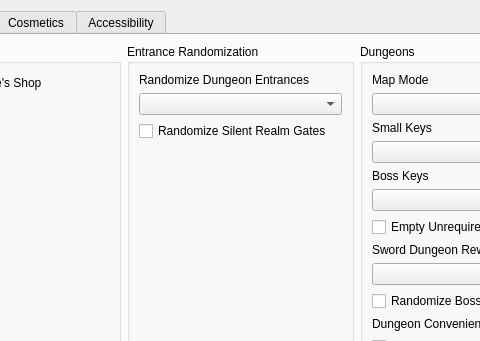
Before: the Qt Designer form gui/randogui.ui in ssrando/ssrando, drawn with Qt 5; both pictures show x 594 to 1074 and y 0 to 341 of the 1202 by 759 pixel window.
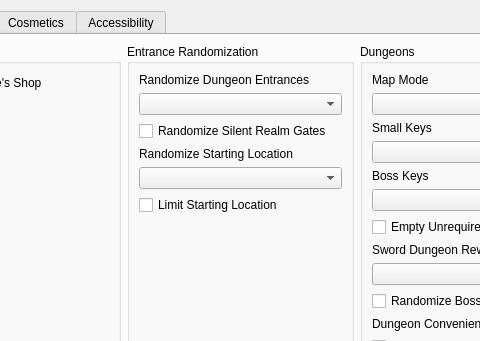
After: the same form once the commit is applied. The open tabs and pages were chosen to show the change.

Commit message: Random Starting Entrance (#364)

```diff
--- a/gui/randogui.ui
+++ b/gui/randogui.ui
@@ -855,6 +855,23 @@
                </property>
               </widget>
              </item>
+             <item>
+              <widget class="QLabel" name="label_for_option_random_start_entrance">
+               <property name="text">
+                <string>Randomize Starting Location</string>
+               </property>
+              </widget>
+             </item>
+             <item>
+              <widget class="QComboBox" name="option_random_start_entrance"/>
+             </item>
+             <item>
+              <widget class="QCheckBox" name="option_limit_start_entrance">
+               <property name="text">
+                <string>Limit Starting Location</string>
+               </property>
+              </widget>
+             </item>
              <item>
               <spacer name="vspace_entrance_rando">
                <property name="orientation">
```
The commit also changes 21 other files.
